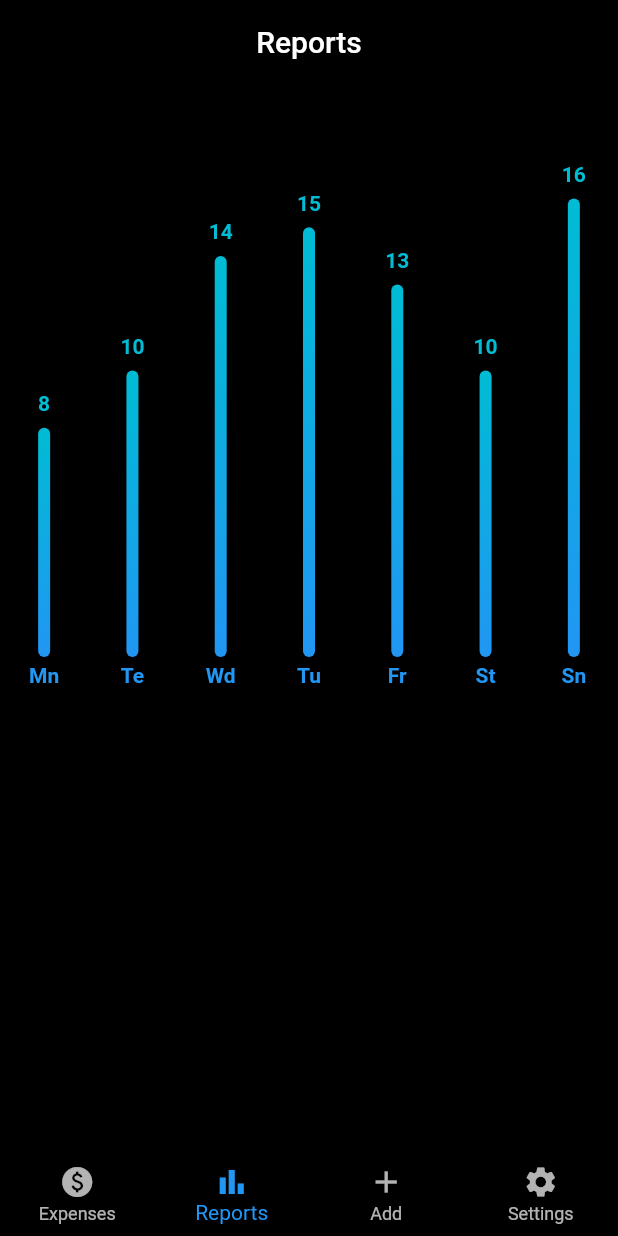
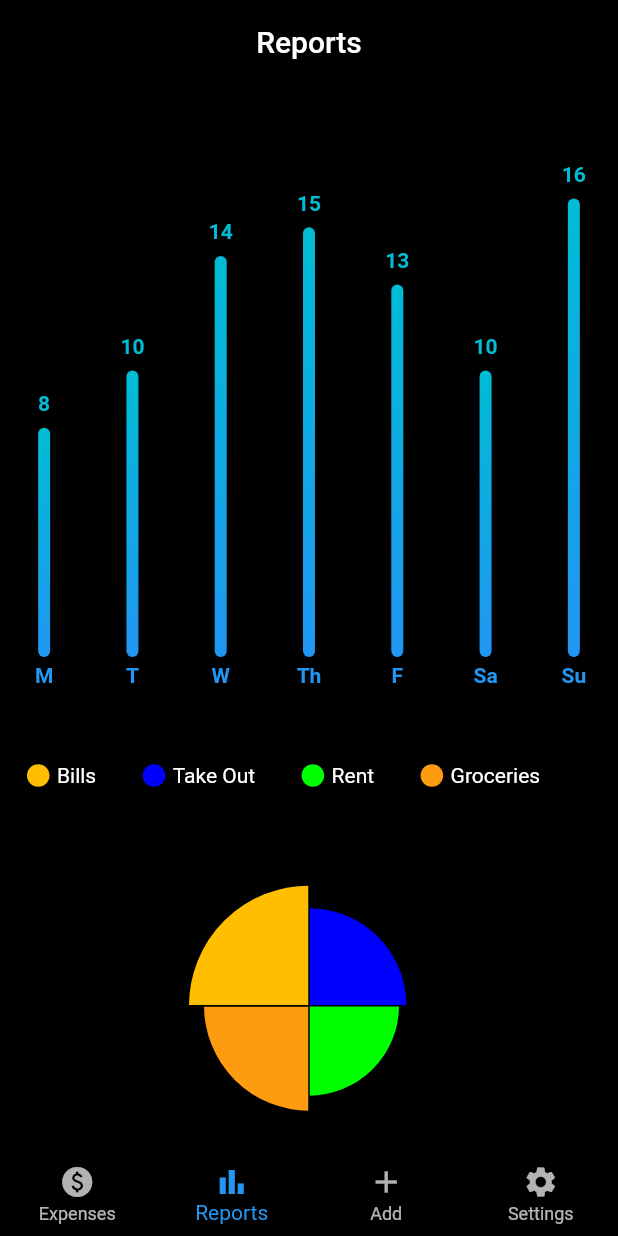
Before and after one commit to puneetkumarbajaj/expense_tracker, a Flutter app: the screen it shows after launch, item 2 of the bottom bar chosen, on a phone screen of 412 x 824 dp. Run offline on Flutter 3.47's test engine with Material 2 defaults, Android fonts, the phone set to English and light mode, and no system bars; drawn by our look-alikes of fl_chart; our stand-ins replace flutter_colorpicker, flutter_slidable, hive, hive_flutter; accounts and stored records are empty; statements that could not run were skipped.

Commit message:
Reports Alpha v1.2 pie chart connected to db

```diff
--- a/lib/pages/reports.dart
+++ b/lib/pages/reports.dart
@@ -1,6 +1,11 @@
+import 'package:expense_app/data/database.dart';
 import 'package:expense_app/types/widgets.dart';
+import 'package:expense_app/utilities/category_tile.dart';
+import 'package:expense_app/utilities/category_tile_horizontal.dart';
+import 'package:expense_app/utilities/indicator.dart';
 import 'package:fl_chart/fl_chart.dart';
 import 'package:flutter/material.dart';
+import 'package:hive/hive.dart';
 
 class Reports extends StatefulWidget {
   final String title;
@@ -12,6 +17,23 @@ class Reports extends StatefulWidget {
 }
 
 class _ReportsState extends State<Reports> {
+  int touchedIndex = -1;
+
+  final _myBox = Hive.box('expenseTrackerBox');
+  ExpenseTrackerDataBase db = ExpenseTrackerDataBase();
+
+  @override
+  void initState() {
+    //if this is the first time ever opening the app, then have some default data
+    if (_myBox.get("CATEGORIES") == null) {
+      db.createInitialData();
+    } else {
+      //there is some data
+      db.loadData();
+    }
+    super.initState();
+  }
+
   BarTouchData get barTouchData => BarTouchData(
         enabled: false,
         touchTooltipData: BarTouchTooltipData(
@@ -44,25 +66,25 @@ class _ReportsState extends State<Reports> {
     String text;
     switch (value.toInt()) {
       case 0:
-            text = 'Mn';
+        text = 'M';
         break;
       case 1:
-            text = 'Te';
+        text = 'T';
         break;
       case 2:
-            text = 'Wd';
+        text = 'W';
         break;
       case 3:
-            text = 'Tu';
+        text = 'Th';
         break;
       case 4:
-            text = 'Fr';
+        text = 'F';
         break;
       case 5:
-            text = 'St';
+        text = 'Sa';
         break;
       case 6:
-            text = 'Sn';
+        text = 'Su';
         break;
       default:
         text = '';
@@ -184,10 +206,11 @@ class _ReportsState extends State<Reports> {
   @override
   Widget build(BuildContext context) {
     return Center(
-      child: Column(
-        children: [
-          AspectRatio(aspectRatio: 1,
-            child:BarChart(
+        child: SingleChildScrollView(
+            child: Column(children: [
+      AspectRatio(
+        aspectRatio: 1,
+        child: BarChart(
           BarChartData(
             barTouchData: barTouchData,
             titlesData: titlesData,
@@ -199,9 +222,84 @@ class _ReportsState extends State<Reports> {
           ),
         ),
       ),
-
+      AspectRatio(
+        aspectRatio: 1.3,
+        child: Column(
+          children: <Widget>[
+            const SizedBox(
+              height: 28,
+            ),
+            Container(
+              height: 42,
+              child:
+              ListView.builder(
+                scrollDirection: Axis.horizontal,
+                physics: NeverScrollableScrollPhysics(),
+                itemCount: db.categories.length,
+                itemBuilder: (context, index) {
+                  return CategoryHorizontal(
+                    categoryName: db.categories[index][0],
+                    categoryColor: db.categories[index][1],
+                  );
+                },
+              )),
+            const SizedBox(
+              height: 18,
+            ),
+            Expanded(
+              child: AspectRatio(
+                aspectRatio: 1,
+                child: PieChart(
+                  PieChartData(
+                    pieTouchData: PieTouchData(
+                      touchCallback: (FlTouchEvent event, pieTouchResponse) {
+                        setState(() {
+                          if (!event.isInterestedForInteractions ||
+                              pieTouchResponse == null ||
+                              pieTouchResponse.touchedSection == null) {
+                            touchedIndex = -1;
+                            return;
+                          }
+                          touchedIndex = pieTouchResponse
+                              .touchedSection!.touchedSectionIndex;
+                        });
+                      },
+                    ),
+                    startDegreeOffset: 180,
+                    borderData: FlBorderData(
+                      show: false,
+                    ),
+                    sectionsSpace: 1,
+                    centerSpaceRadius: 0,
+                    sections: showingSections(),
+                  ),
+                ),
+              ),
+            ),
           ],
         ),
+      )
+    ])));
+  }
+
+  List<PieChartSectionData> showingSections() {
+  return List.generate(
+    db.categories.length,
+    (i) {
+      final isTouched = i == touchedIndex;
+      final color = db.categories[i][1]; // Get color from the categories list
+
+      return PieChartSectionData(
+        color: color,
+        value: 25,
+        title: '',
+        radius: i == 0 ? 80 : (i == 1 ? 65 : (i == 2 ? 60 : 70)), // This is just an example, adjust the radii as required
+        titlePositionPercentageOffset: 0.55,
+        borderSide: isTouched
+            ? const BorderSide(color: Colors.white, width: 6)
+            : BorderSide(color: Colors.white.withOpacity(0)),
+      );
+    },
   );
 }
 
--- /dev/null
+++ b/lib/utilities/category_tile_horizontal.dart
@@ -0,0 +1,35 @@
+import 'package:flutter/material.dart';
+import 'package:flutter_slidable/flutter_slidable.dart';
+import 'package:hive/hive.dart';
+
+class CategoryHorizontal extends StatelessWidget {
+  final String categoryName;
+  final Color categoryColor;
+  CategoryHorizontal({super.key,
+    required this.categoryName,
+    required this.categoryColor,
+    });
+
+  @override
+  Widget build(BuildContext context) {
+    return Container(
+      margin: EdgeInsets.symmetric(horizontal: 8),
+          padding: const EdgeInsets.fromLTRB(5, 5, 5, 5),
+          child: Row(
+            children: [
+              Container(
+                width: 15,
+                height: 15,
+                margin: EdgeInsets.all(5.0),
+                decoration: BoxDecoration(
+                  color: categoryColor,
+                  shape: BoxShape.circle
+                ),
+              ),
+              //task name
+              Text(categoryName,),
+            ],
+          ),
+        );
+  }
+}
--- /dev/null
+++ b/lib/utilities/indicator.dart
@@ -0,0 +1,44 @@
+import 'package:flutter/material.dart';
+
+class Indicator extends StatelessWidget {
+  const Indicator({
+    super.key,
+    required this.color,
+    required this.text,
+    required this.isSquare,
+    this.size = 16,
+    this.textColor,
+  });
+  final Color color;
+  final String text;
+  final bool isSquare;
+  final double size;
+  final Color? textColor;
+
+  @override
+  Widget build(BuildContext context) {
+    return Row(
+      children: <Widget>[
+        Container(
+          width: size,
+          height: size,
+          decoration: BoxDecoration(
+            shape: isSquare ? BoxShape.rectangle : BoxShape.circle,
+            color: color,
+          ),
+        ),
+        const SizedBox(
+          width: 4,
+        ),
+        Text(
+          text,
+          style: TextStyle(
+            fontSize: 16,
+            fontWeight: FontWeight.bold,
+            color: textColor,
+          ),
+        )
+      ],
+    );
+  }
+}
--- a/pubspec.yaml
+++ b/pubspec.yaml
@@ -41,6 +41,7 @@ dependencies:
   cupertino_icons: ^1.0.2
   flutter_slidable: ^1.2.0
   fl_chart: ^0.64.0
+  fl_chart_app: ^0.20.0
 
 dev_dependencies:
   flutter_test:
```
Lines whose indentation alone changed are shown as unchanged.
